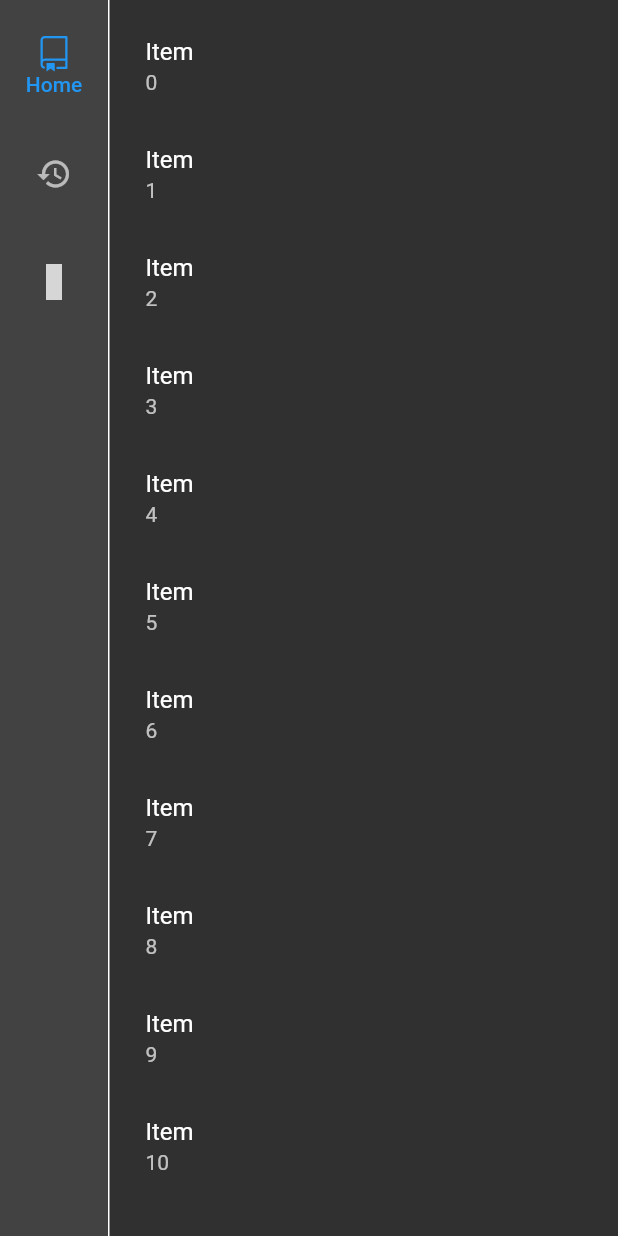
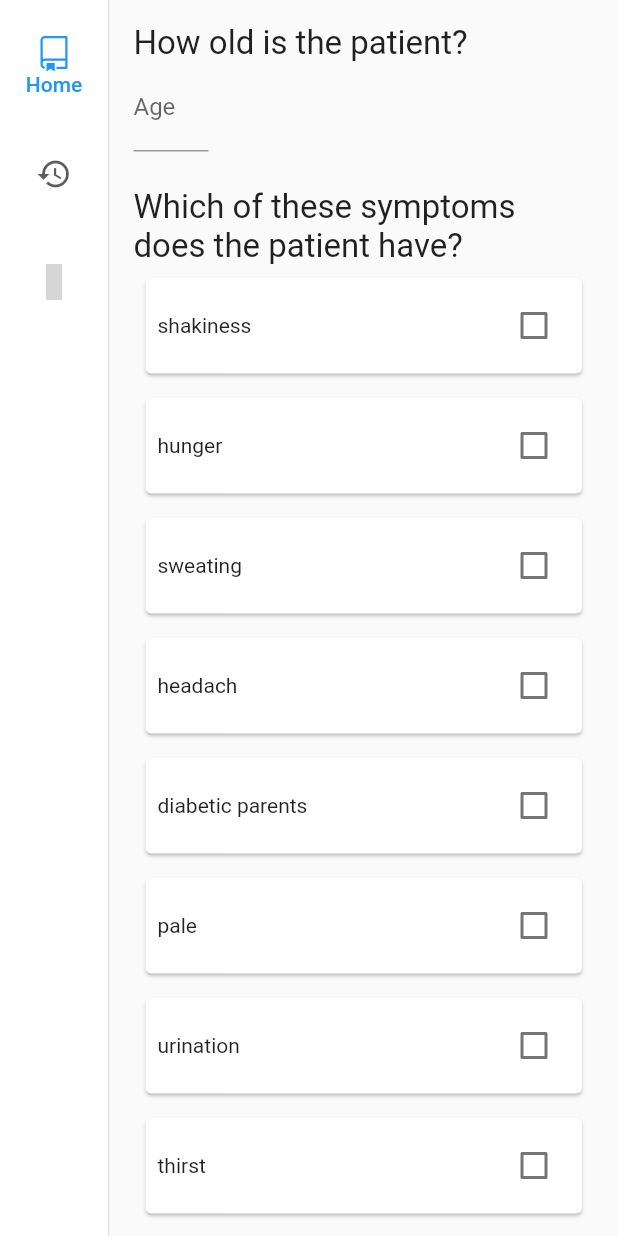
Before and after one commit to AnisDhia/expert_system, a Flutter app: the screen it shows after launch, on a phone screen of 412 x 824 dp. Run offline on Flutter 3.47's test engine with Material 2 defaults, Android fonts, the light colour scheme and no system bars; our stand-ins replace fluttericon, shared_preferences; grey boxes are pictures that could not be loaded.

Commit message:
more stuff

```diff
--- a/lib/main.dart
+++ b/lib/main.dart
@@ -1,7 +1,7 @@
-import 'package:expert_system/ui/pages/home_page.dart';
-import 'package:expert_system/ui/pages/settings_page.dart';
+import 'package:expert_system/shared/styles/themes.dart';
+import 'package:expert_system/ui/widgets/navigation.dart';
 import 'package:flutter/material.dart';
-import 'package:fluttericon/octicons_icons.dart';
+import 'package:provider/provider.dart';
 
 void main() {
   runApp(const MyApp());
@@ -12,62 +12,20 @@ class MyApp extends StatelessWidget {
 
   @override
   Widget build(BuildContext context) {
+    return MultiProvider(
+      providers: [
+        ChangeNotifierProvider(create: (create) => ThemeNotifier())
+      ],
+      child: Consumer<ThemeNotifier>(
+        builder: (context, value, child) {
           return MaterialApp(
+            title: 'Expert System',
             debugShowCheckedModeBanner: false,
-      title: 'Flutter Demo',
-      theme: ThemeData.dark().copyWith(
-          // primarySwatch: Colors.red,
-          ),
+            theme: value.darkTheme ? ThemeData.dark() : ThemeData.light(),
             home: const Navigation(),
           );
         }
-}
-
-class Navigation extends StatefulWidget {
-  const Navigation({Key? key}) : super(key: key);
-
-  @override
-  State<Navigation> createState() => _NavigationState();
-}
-
-class _NavigationState extends State<Navigation> {
-  int _selectedIndex = 0;
-
-  @override
-  Widget build(BuildContext context) {
-    return Row(
-      children: [
-        NavigationRail(
-          selectedIndex: _selectedIndex,
-          labelType: NavigationRailLabelType.selected,
-          onDestinationSelected: (index) {
-            setState(() {
-              _selectedIndex = index;
-            });
-          },
-          destinations: const [
-            NavigationRailDestination(
-                icon: Icon(Octicons.repo), label: Text('Home')),
-            NavigationRailDestination(
-                icon: Icon(Icons.history), label: Text('History')),
-            NavigationRailDestination(
-                icon: Icon(Octicons.settings), label: Text('Settings')),
-          ],
       ),
-        const VerticalDivider(
-          thickness: 1,
-          width: 1,
-        ),
-        Expanded(
-            child: IndexedStack(
-          index: _selectedIndex,
-          children: [
-            const HomePage(),
-            Container(decoration: const BoxDecoration(color: Colors.purple),),
-            const SettingsPage(),
-          ],
-        ))
-      ],
     );
   }
 }
--- /dev/null
+++ b/lib/repository/models/person.dart
@@ -0,0 +1,9 @@
+class Person {
+  Person({
+    required this.age,
+    required this.symptoms,
+  });
+
+  final int age;
+  final Map<String, bool?> symptoms;
+}
--- a/lib/ui/pages/home_page.dart
+++ b/lib/ui/pages/home_page.dart
@@ -1,3 +1,4 @@
+import 'package:expert_system/repository/models/person.dart';
 import 'package:flutter/material.dart';
 
 class HomePage extends StatefulWidget {
@@ -8,23 +9,103 @@ class HomePage extends StatefulWidget {
 }
 
 class _HomePageState extends State<HomePage> {
+  final _formKey = GlobalKey<FormState>();
+  late TextEditingController _ageController;
+  late Person person = Person(age: 12, symptoms: facts);
+  Map<String, bool?> facts = {
+    "shakiness": false,
+    "hunger": false,
+    "sweating": false,
+    "headach": false,
+    "diabetic parents": false,
+    "pale": false,
+    "urination": false,
+    "thirst": false,
+    "blurred vision": false,
+    "dry mouth": false,
+    "smelling breath": false,
+    "shortness of breath": false,
+  };
+
+  @override
+  void initState() {
+    // TODO: implement initState
+    super.initState();
+    _ageController = TextEditingController();
+  }
+
+  @override
+  void dispose() {
+    // TODO: implement dispose
+    super.dispose();
+    _ageController.dispose();
+  }
+
   @override
   Widget build(BuildContext context) {
     return Scaffold(
-      body: Padding(
-        padding: const EdgeInsets.all(8.0),
-        child: ListView.builder(
-            shrinkWrap: true,
-            itemCount: 15,
-            itemBuilder: (BuildContext context, int index) {
-              return ListTile(
-                title: const Text('Item'),
-                subtitle: Text(index.toString()),
-                onTap: () {
-                  print('list tile clicked');
-                },
-              );
-            }),
+      body: SingleChildScrollView(
+        physics: const ScrollPhysics(),
+        child: Padding(
+          padding: const EdgeInsets.all(16.0),
+          child: Form(
+            key: _formKey,
+            child: Column(
+              crossAxisAlignment: CrossAxisAlignment.start,
+              children: <Widget>[
+                const Text(
+                  'How old is the patient?',
+                  style: TextStyle(fontSize: 22),
+                ),
+                SizedBox(
+                    width: 50,
+                    child: TextFormField(
+                      controller: _ageController,
+                      decoration: const InputDecoration(
+                        label: Text('Age'),
+                      ),
+                      onChanged: (value) {},
+                      validator: (value) {
+                        return (int.tryParse(value!) == null)
+                            ? 'Enter a valid age'
+                            : null;
+                      },
+                    )),
+                const SizedBox(
+                  height: 24,
+                ),
+                const Text(
+                  'Which of these symptoms does the patient have?',
+                  style: TextStyle(fontSize: 22),
+                ),
+                ListView.builder(
+                    physics: const NeverScrollableScrollPhysics(),
+                    shrinkWrap: true,
+                    itemCount: facts.length,
+                    itemBuilder: (BuildContext context, int index) {
+                      return Card(
+                        margin: const EdgeInsets.all(8),
+                        child: Padding(
+                          padding: const EdgeInsets.all(8.0),
+                          child: Row(children: [
+                            Expanded(child: Text(facts.keys.elementAt(index))),
+                            Checkbox(
+                              value: facts[facts.keys.elementAt(index)],
+                              onChanged: (value) {
+                                setState(() {
+                                  facts[facts.keys.elementAt(index)] = value;
+                                });
+                              },
+                              activeColor: Colors.blue,
+                            )
+                          ]),
+                        ),
+                      );
+                    }),
+              ],
+            ),
+          ),
+        ),
       ),
     );
   }
--- /dev/null
+++ b/lib/ui/widgets/navigation.dart
@@ -0,0 +1,53 @@
+import 'package:expert_system/ui/pages/home_page.dart';
+import 'package:expert_system/ui/pages/settings_page.dart';
+import 'package:flutter/material.dart';
+import 'package:fluttericon/octicons_icons.dart';
+
+class Navigation extends StatefulWidget {
+  const Navigation({Key? key}) : super(key: key);
+
+  @override
+  State<Navigation> createState() => _NavigationState();
+}
+
+class _NavigationState extends State<Navigation> {
+  int _selectedIndex = 0;
+
+  @override
+  Widget build(BuildContext context) {
+    return Row(
+      children: [
+        NavigationRail(
+          selectedIndex: _selectedIndex,
+          labelType: NavigationRailLabelType.selected,
+          onDestinationSelected: (index) {
+            setState(() {
+              _selectedIndex = index;
+            });
+          },
+          destinations: const [
+            NavigationRailDestination(
+                icon: Icon(Octicons.repo), label: Text('Home')),
+            NavigationRailDestination(
+                icon: Icon(Icons.history), label: Text('History')),
+            NavigationRailDestination(
+                icon: Icon(Octicons.settings), label: Text('Settings')),
+          ],
+        ),
+        const VerticalDivider(
+          thickness: 1,
+          width: 1,
+        ),
+        Expanded(
+            child: IndexedStack(
+          index: _selectedIndex,
+          children: [
+            const HomePage(),
+            Container(decoration: const BoxDecoration(color: Colors.purple),),
+            const SettingsPage(),
+          ],
+        ))
+      ],
+    );
+  }
+}
--- a/pubspec.yaml
+++ b/pubspec.yaml
@@ -35,6 +35,8 @@ dependencies:
   # Use with the CupertinoIcons class for iOS style icons.
   cupertino_icons: ^1.0.2
   fluttericon: ^2.0.0
+  provider: ^6.0.2
+  shared_preferences: ^2.0.13
 
 dev_dependencies:
   flutter_test:
```
Also changed, not shown: lib/shared/styles/themes.dart (added, +86 -0 lines), lib/ui/pages/settings_page.dart (+23 -19 lines), pubspec.lock. Lines whose indentation alone changed are shown as unchanged.
